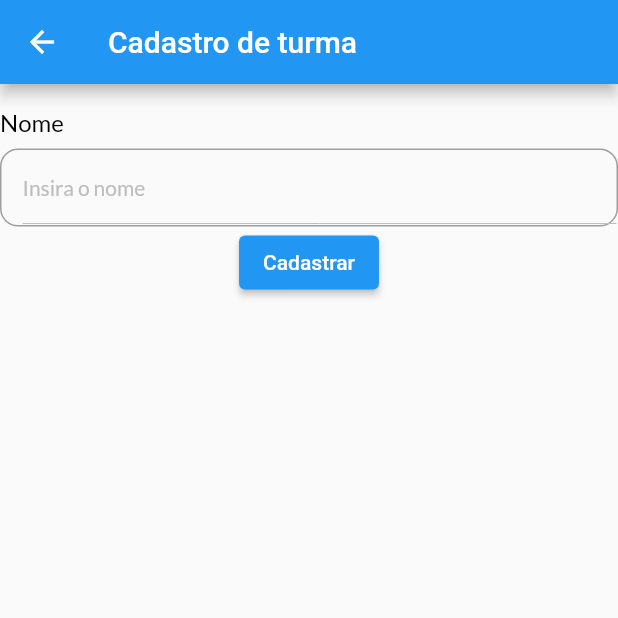
After one commit to souza99/diario_de_classe, a Flutter app: the TurmaList screen opened directly, after a tap on the "add" icon, on a phone screen of 412 x 824 dp, the top half of it. The commit adds this screen. Run offline on Flutter 3.47's test engine with Material 2 defaults, Android fonts, the phone set to English and light mode, and no system bars; our stand-ins replace get, google_fonts; missing offline and left inert: dart:ffi; network calls fail.

Commit message:
Iniciando cadastro

```diff
--- /dev/null
+++ b/lib/View/Turma/TurmaCreat.dart
@@ -0,0 +1,73 @@
+import 'package:diario_de_classe/View/components/input_fild.dart';
+import 'package:flutter/material.dart';
+
+class TurmaCreat extends StatefulWidget {
+  final dynamic? breed;
+
+  TurmaCreat({this.breed});
+
+  @override
+  _TurmaCreatState createState() => _TurmaCreatState();
+}
+
+class _TurmaCreatState extends State<TurmaCreat> {
+  int? _id;
+  @override
+  void initState() {
+    super.initState();
+    if (widget.breed != null) {
+      setState(() {
+        _id = widget.breed!.id;
+      });
+    }
+  }
+
+  final TextEditingController _name = TextEditingController();
+
+  final _formKey = GlobalKey<FormState>();
+
+  Future<void> _saveBreed() async {
+    if (_formKey.currentState!.validate()) {
+      _formKey.currentState!.save();
+      Object breed = {
+        'id': _id,
+        'name': _name,
+      };
+
+      Navigator.pop(context);
+      // Adicione aqui a chamada para a função de salvar
+      // passando a nota como parâmetro
+    }
+  }
+
+  TextEditingController _dataNascimento = TextEditingController();
+
+  @override
+  Widget build(BuildContext context) {
+    return Scaffold(
+      appBar: AppBar(
+        title: Text('Cadastro de turma'),
+      ),
+      body: Container(
+        child: Form(
+          key: _formKey,
+          child: SingleChildScrollView(
+            child: Column(
+              children: <Widget>[
+                MyInputField(
+                  hint: "Insira o nome",
+                  title: "Nome",
+                  controller: _name,
+                ),
+                ElevatedButton(
+                  onPressed: _saveBreed,
+                  child: Text('Cadastrar'),
+                )
+              ],
+            ),
+          ),
+        ),
+      ),
+    );
+  }
+}
--- a/lib/View/Turma/TurmaList.dart
+++ b/lib/View/Turma/TurmaList.dart
@@ -1,3 +1,4 @@
+import 'package:diario_de_classe/View/Turma/TurmaCreat.dart';
 import 'package:flutter/material.dart';
 import 'package:flutter/src/widgets/container.dart';
 import 'package:flutter/src/widgets/framework.dart';
@@ -10,14 +11,20 @@ class TurmaList extends StatefulWidget {
 }
 
 class _TurmaListState extends State<TurmaList> {
-  List _breeds = [];
+  List _breeds = [
+    {'name': 'tirma 1 ano'},
+    {'name': 'tirma 2 ano'}
+  ];
 
   TextEditingController _filterInput = TextEditingController();
 
   _fetchDataBreed() async {
     final breeds = [];
     setState(() {
-      _breeds = breeds;
+      _breeds = [
+        {'name': 'tirma 1 ano'},
+        {'name': 'tirma 2 ano'}
+      ];
     });
   }
 
@@ -36,7 +43,6 @@ class _TurmaListState extends State<TurmaList> {
           onPressed: () => Navigator.pop(context, false),
         ),
         title: Text('Lista de turmas'),
-        backgroundColor: Color.fromARGB(255, 57, 170, 60),
       ),
       body: ListView(
         children: [
@@ -88,7 +94,12 @@ class _TurmaListState extends State<TurmaList> {
         ],
       ),
       floatingActionButton: FloatingActionButton(
-        onPressed: () {},
+        onPressed: () {
+          Navigator.push(
+            context,
+            MaterialPageRoute(builder: (context) => TurmaCreat()),
+          );
+        },
         child: Icon(Icons.add),
         backgroundColor: Color.fromARGB(255, 34, 0, 187),
       ),
@@ -144,8 +155,8 @@ class _TurmaListState extends State<TurmaList> {
                   index,
                   Container(
                     color: index % 2 == 0
-                        ? Color.fromARGB(167, 32, 121, 66)
-                        : Color.fromARGB(255, 202, 231, 190),
+                        ? Color.fromARGB(167, 103, 235, 235)
+                        : Color.fromARGB(255, 84, 181, 194),
                     child: ListTile(
                       //leading: Icon(Icons.add_a_photo),
                       title: Row(
@@ -156,7 +167,7 @@ class _TurmaListState extends State<TurmaList> {
                               mainAxisAlignment: MainAxisAlignment.start,
                               children: [
                                 Text(
-                                  breed.name,
+                                  breed['name'],
                                   style: TextStyle(
                                       color: Color.fromARGB(255, 0, 0, 0)),
                                 ),
--- /dev/null
+++ b/lib/View/components/input_fild.dart
@@ -0,0 +1,68 @@
+import 'package:diario_de_classe/View/components/theme.dart';
+import 'package:flutter/material.dart';
+import 'package:get/get.dart';
+
+class MyInputField extends StatelessWidget {
+  final String title;
+  final String hint;
+  final TextEditingController? controller;
+  final Widget? widget;
+
+  const MyInputField(
+      {super.key,
+      required this.hint,
+      required this.title,
+      this.controller,
+      this.widget});
+
+  @override
+  Widget build(BuildContext context) {
+    return Container(
+      margin: EdgeInsets.only(top: 16),
+      child: Column(crossAxisAlignment: CrossAxisAlignment.start, children: [
+        Text(
+          title,
+          style: titleStyle,
+        ),
+        Container(
+          height: 52,
+          margin: EdgeInsets.only(top: 8.0),
+          padding: EdgeInsets.only(left: 14),
+          decoration: BoxDecoration(
+            border: Border.all(color: Colors.grey, width: 1.0),
+            borderRadius: BorderRadius.circular(12),
+          ),
+          child: Row(
+            children: [
+              Expanded(
+                child: TextFormField(
+                  readOnly: widget == null ? false : true,
+                  autofocus: false,
+                  cursorColor:
+                      Get.isDarkMode ? Colors.grey[300] : Colors.grey[700],
+                  controller: controller,
+                  style: subTitleStyle,
+                  decoration: InputDecoration(
+                    hintText: hint,
+                    hintStyle: subTitleStyle,
+                    focusedBorder: UnderlineInputBorder(
+                        borderSide: BorderSide(
+                            color: context.theme.backgroundColor, width: 0)),
+                    enabledBorder: UnderlineInputBorder(
+                        borderSide: BorderSide(
+                            color: context.theme.backgroundColor, width: 0)),
+                  ),
+                ),
+              ),
+              widget == null
+                  ? Container()
+                  : Container(
+                      child: widget,
+                    )
+            ],
+          ),
+        ),
+      ]),
+    );
+  }
+}
--- /dev/null
+++ b/lib/View/components/theme.dart
@@ -0,0 +1,59 @@
+import 'package:flutter/material.dart';
+import 'package:get/get.dart';
+import 'package:google_fonts/google_fonts.dart';
+
+const Color bluishClr = Colors.green;
+const Color yellowClr = Color(0xFFFFB746);
+const Color pinkClr = Color(0xFFff4667);
+const Color white = Colors.white;
+const Color primaryClr = bluishClr;
+const Color darkGreyClr = Color(0xFF121212);
+const Color darkHeaderClr = Color(0xFF424242);
+const Color blueState = Color.fromARGB(255, 97, 51, 237);
+
+class Themes {
+  static final light = ThemeData(
+    backgroundColor: Colors.white,
+    primarySwatch: Colors.green,
+    visualDensity: VisualDensity.adaptivePlatformDensity,
+    brightness: Brightness.light,
+  );
+
+  static final dark = ThemeData(
+    backgroundColor: darkGreyClr,
+    primaryColor: darkGreyClr,
+    visualDensity: VisualDensity.adaptivePlatformDensity,
+    brightness: Brightness.dark,
+  );
+}
+
+TextStyle get subHeadingStyle {
+  return GoogleFonts.lato(
+      textStyle: TextStyle(
+          fontSize: 24,
+          fontWeight: FontWeight.bold,
+          color: Get.isDarkMode ? Colors.grey[400] : Colors.grey));
+}
+
+TextStyle get headingStyle {
+  return GoogleFonts.lato(
+      textStyle: TextStyle(fontSize: 30, fontWeight: FontWeight.bold));
+}
+
+TextStyle get titleStyle {
+  return GoogleFonts.lato(
+    textStyle: TextStyle(
+        fontSize: 16,
+        fontWeight: FontWeight.w400,
+        color: Get.isDarkMode ? Colors.white : Colors.black),
+  );
+}
+
+TextStyle get subTitleStyle {
+  return GoogleFonts.lato(
+    textStyle: TextStyle(
+        fontSize: 14,
+        fontWeight: FontWeight.w400,
+        color: Get.isDarkMode ? Colors.grey[100] : Colors.grey[400]),
+  );
+}
--- a/lib/dto/alunoDTO.dart
+++ b/lib/dto/alunoDTO.dart
@@ -1,5 +1,5 @@
+import 'package:diario_de_classe/dto/tipo_usuario.dart';
 import 'package:diario_de_classe/dto/usuarioDTO.dart';
-import 'package:diario_de_classe/entidade%20copy/tipo_usuario.dart';
 
 class AlunoDTO extends UsuarioDTO {
   AlunoDTO(super.nome, super.email, {tipoUsuario = TipoUsuario.aluno});
--- a/lib/dto/professorDTO.dart
+++ b/lib/dto/professorDTO.dart
@@ -1,5 +1,5 @@
+import 'package:diario_de_classe/dto/tipo_usuario.dart';
 import 'package:diario_de_classe/dto/usuarioDTO.dart';
-import 'package:diario_de_classe/entidade%20copy/tipo_usuario.dart';
 
 class ProfessorDTO extends UsuarioDTO {
   ProfessorDTO(super.nome, super.email, {tipoUsuario = TipoUsuario.professor});
--- a/lib/dto/usuarioDTO.dart
+++ b/lib/dto/usuarioDTO.dart
@@ -1,6 +1,7 @@
 import 'dart:ffi';
 
-import 'package:diario_de_classe/entidade%20copy/tipo_usuario.dart';
+import 'package:diario_de_classe/dto/tipo_usuario.dart';
+
 
 class UsuarioDTO {
   late Long id;
--- a/lib/entidade/aluno.dart
+++ b/lib/entidade/aluno.dart
@@ -1,4 +1,4 @@
-import 'package:diario_de_classe/entidade%20copy/tipo_usuario.dart';
+import 'package:diario_de_classe/dto/tipo_usuario.dart';
 import 'package:diario_de_classe/entidade/usuario.dart';
 
 class Aluno extends Usuario {
--- a/lib/entidade/professor.dart
+++ b/lib/entidade/professor.dart
@@ -1,4 +1,4 @@
-import 'package:diario_de_classe/entidade%20copy/tipo_usuario.dart';
+import 'package:diario_de_classe/dto/tipo_usuario.dart';
 import 'package:diario_de_classe/entidade/usuario.dart';
 
 class Professor extends Usuario {
--- a/lib/entidade/usuario.dart
+++ b/lib/entidade/usuario.dart
@@ -1,6 +1,6 @@
 import 'dart:ffi';
 
-import 'package:diario_de_classe/entidade%20copy/tipo_usuario.dart';
+import 'package:diario_de_classe/dto/tipo_usuario.dart';
 
 class Usuario {
   late Long id;
--- a/pubspec.yaml
+++ b/pubspec.yaml
@@ -31,6 +31,8 @@ environment:
 dependencies:
   flutter:
     sdk: flutter
+  get:
+  google_fonts:
 
 
   # The following adds the Cupertino Icons font to your application.
```
Also changed, not shown: pubspec.lock, 1 other file.
